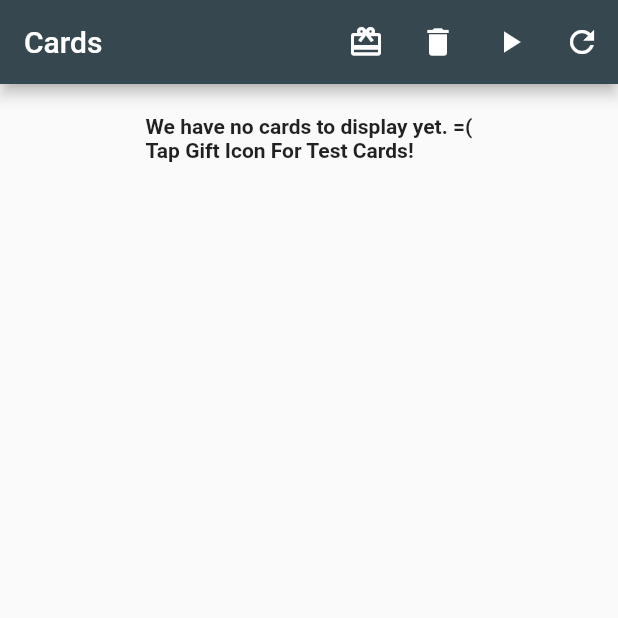
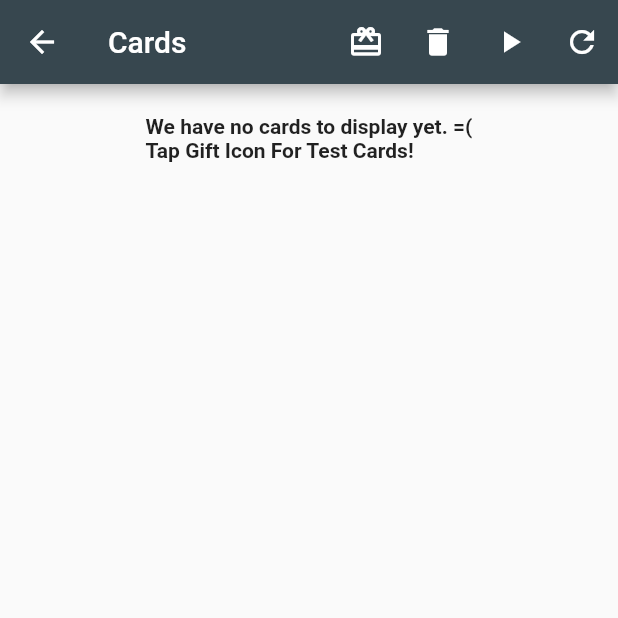
Before and after one commit to dnzhao-braze/FlutterOKRContentCard, a Flutter app: the screen it shows after launch, scrolled down 184 dp, after a tap on the "notifications" icon, on a phone screen of 412 x 824 dp, the top half of it. Run offline on Flutter 3.47's test engine with Material 2 defaults, Android fonts, the phone set to English and light mode, and no system bars; missing offline and left inert: braze_plugin.

Commit message:
Added deeplink to /cards and /offer page

```diff
--- a/lib/cards.dart
+++ b/lib/cards.dart
@@ -1,11 +1,9 @@
 import 'package:flutter/gestures.dart';
 import 'package:flutter/material.dart';
 import 'package:braze_plugin/braze_plugin.dart';
-import 'home.dart';
 import 'package:url_launcher/url_launcher.dart';
 
 class CardsScreen extends StatefulWidget {
-  static const String id = 'cards';
   const CardsScreen({Key? key}) : super(key: key);
 
   @override
@@ -15,15 +13,7 @@ class CardsScreen extends StatefulWidget {
 class _CardsScreenState extends State<CardsScreen> {
   @override
   Widget build(BuildContext context) {
-    return MaterialApp(
-        title: 'Welcome to Flutter',
-        theme: ThemeData(
-          primarySwatch: Colors.blueGrey,
-        ),
-        home: const BrazeFunctions(),
-        routes: {
-          HomeScreen.id: (context) => const HomeScreen(),
-        });
+    return const BrazeFunctions();
   }
 }
 
@@ -139,7 +129,7 @@ class BrazeFunctionsState extends State<BrazeFunctions> {
         ),
       );
       for (var contentCard in contentCards) {
-        print(contentCard.toString());
+        //print(contentCard.toString());
         _braze.logContentCardImpression(contentCard);
         cards.add(
           Card(
--- a/lib/home.dart
+++ b/lib/home.dart
@@ -1,9 +1,7 @@
 import 'package:flutter/material.dart';
-import 'cards.dart';
 import 'package:braze_plugin/braze_plugin.dart';
 
 class HomeScreen extends StatefulWidget {
-  static const String id = 'home';
   const HomeScreen({Key? key}) : super(key: key);
 
   @override
@@ -13,15 +11,7 @@ class HomeScreen extends StatefulWidget {
 class _HomeScreenState extends State<HomeScreen> {
   @override
   Widget build(BuildContext context) {
-    return MaterialApp(
-        title: 'Welcome to Flutter',
-        theme: ThemeData(
-          primarySwatch: Colors.blueGrey,
-        ),
-        home: const BrazeFunctions(),
-        routes: {
-          CardsScreen.id: (context) => const CardsScreen(),
-        });
+    return const BrazeFunctions();
   }
 }
 
@@ -81,7 +71,7 @@ class BrazeFunctionsState extends State<BrazeFunctions> {
           IconButton(
             icon: const Icon(Icons.notifications),
             onPressed: () {
-              Navigator.pushNamed(context, CardsScreen.id);
+              Navigator.pushNamed(context, '/cards');
             },
           )
         ],
@@ -380,7 +370,7 @@ class BrazeFunctionsState extends State<BrazeFunctions> {
 
   void _customIAM() {
     _braze.setBrazeInAppMessageCallback((BrazeInAppMessage inAppMessage) {
-      print(inAppMessage.toString());
+      //print(inAppMessage.toString());
       String imageUrl =
           'https://cdn-staging.braze.com/appboy/communication/assets/image_assets/images/6201de5da7b6d17c2611e033/original.png';
       String button1 = 'Cancel';
--- a/lib/main.dart
+++ b/lib/main.dart
@@ -1,6 +1,8 @@
 import 'package:flutter/material.dart';
 
 import 'home.dart';
+import 'cards.dart';
+import 'offer.dart';
 
 void main() => runApp(const MyApp());
 
@@ -9,8 +11,15 @@ class MyApp extends StatelessWidget {
 
   @override
   Widget build(BuildContext context) {
-    return MaterialApp(initialRoute: HomeScreen.id, routes: {
-      HomeScreen.id: (context) => const HomeScreen(),
-    });
+    return MaterialApp(
+        theme: ThemeData(
+          primarySwatch: Colors.blueGrey,
+        ),
+        initialRoute: '/',
+        routes: {
+          '/': (context) => const HomeScreen(),
+          '/cards': (context) => const CardsScreen(),
+          '/offer': (context) => const OfferScreen(),
+        });
   }
 }
```
Also changed, not shown: lib/offer.dart (added, +20 -0 lines), images/Money.png (added), 2 other files.
